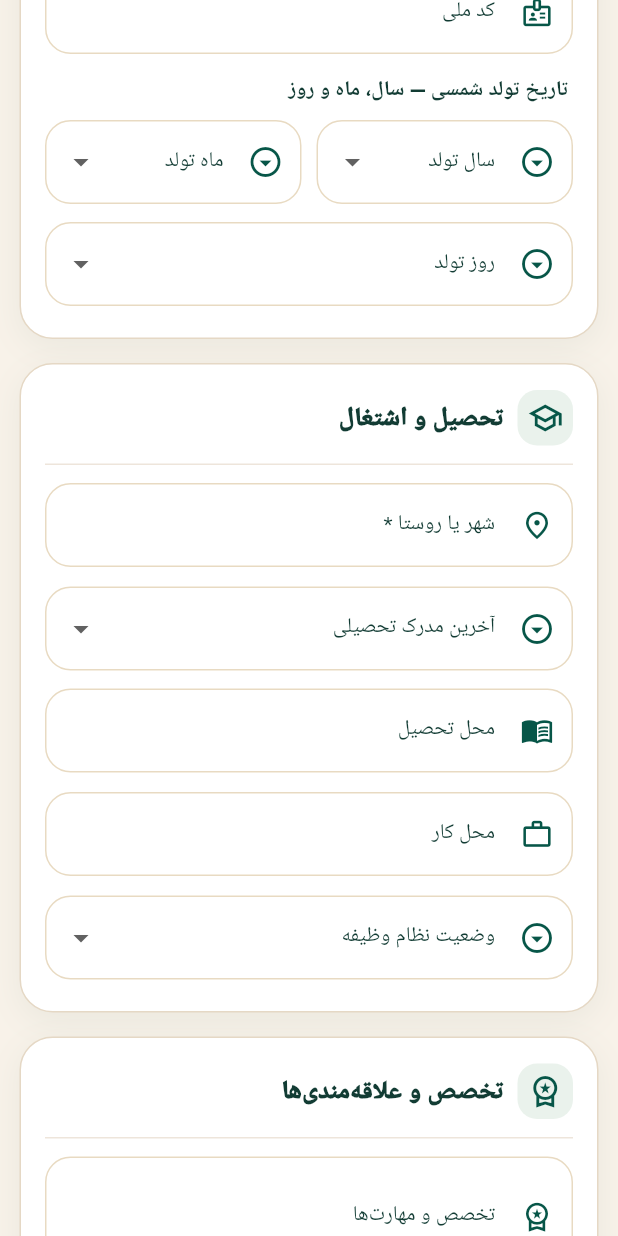
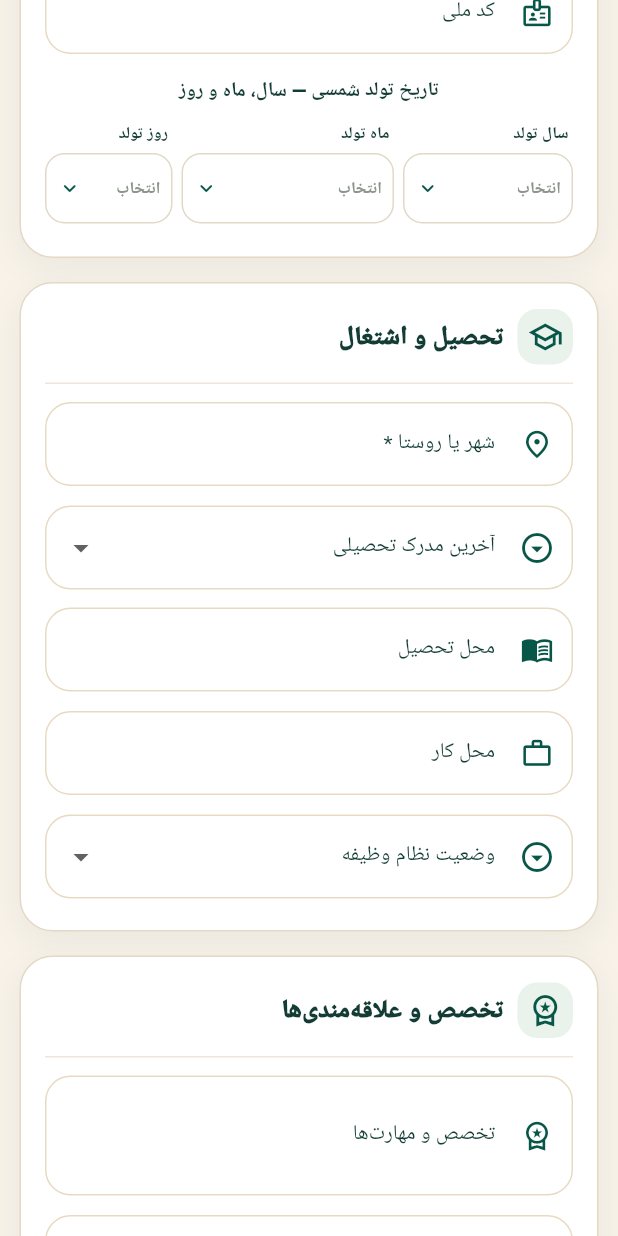
Before and after one commit to seyedebrahim0211-oss/honar-app1, a Flutter app: the RegistrationForm widget shown alone on an empty page, opened directly with empty values, scrolled down 576 dp, on a phone screen of 412 x 824 dp. Run offline on Flutter 3.47's test engine with Material 3 defaults, Android fonts, the phone set to English and light mode, and no system bars; our stand-ins replace connectivity_plus, flutter_secure_storage, image_picker, share_plus, sqflite_sqlcipher; missing offline and left inert: cryptography, excel; accounts and stored records are empty; Roboto replaces fonts that are missing (Vazirmatn).

Commit message:
Keep Persian birth year, month, day in one responsive row with compact controls

```diff
--- a/lib/main.dart
+++ b/lib/main.dart
@@ -451,30 +451,94 @@ class _RegistrationFormState extends State<RegistrationForm> {
         onChanged: onSelected,
       ));
 
+  // Compact date controls: all three stay on one row, including small phones.
+  // Labels live above the controls (rather than floating inside a narrow field).
+  Widget _birthSelect(String label, String? value, List<String> choices,
+      ValueChanged<String?> onChanged) =>
+    Column(crossAxisAlignment: CrossAxisAlignment.stretch, children: [
+      Padding(
+        padding: const EdgeInsetsDirectional.only(start: 3, bottom: 5),
+        child: Text(label, maxLines: 1, overflow: TextOverflow.ellipsis,
+          style: const TextStyle(color: ink, fontSize: 11,
+            fontWeight: FontWeight.w800)),
+      ),
+      Semantics(
+        label: label,
+        child: Container(
+          height: 47,
+          padding: const EdgeInsets.symmetric(horizontal: 7),
+          decoration: BoxDecoration(
+            color: Colors.white,
+            border: Border.all(color: const Color(0xFFE1D8C8)),
+            borderRadius: BorderRadius.circular(13)),
+          child: DropdownButtonHideUnderline(
+            child: DropdownButton<String>(
+              value: choices.contains(value) ? value : null,
+              isExpanded: true,
+              isDense: true,
+              iconSize: 17,
+              icon: const Icon(Icons.keyboard_arrow_down_rounded,
+                color: green),
+              dropdownColor: Colors.white,
+              menuMaxHeight: 350,
+              borderRadius: BorderRadius.circular(14),
+              hint: const Text('انتخاب', maxLines: 1,
+                overflow: TextOverflow.ellipsis,
+                style: TextStyle(fontSize: 11, color: Color(0xFF8B948A))),
+              style: const TextStyle(fontSize: 12, color: ink,
+                fontWeight: FontWeight.w700, fontFamily: 'Vazirmatn'),
+              items: choices.map((choice) => DropdownMenuItem<String>(
+                value: choice,
+                child: Text(choice, maxLines: 1,
+                  overflow: TextOverflow.ellipsis,
+                  style: const TextStyle(fontSize: 12)),
+              )).toList(),
+              onChanged: onChanged,
+            ),
+          ),
+        ),
+      ),
+    ]);
+
   Widget birthDatePicker() => Column(
     crossAxisAlignment: CrossAxisAlignment.stretch, children: [
-      const Padding(padding: EdgeInsets.fromLTRB(3, 1, 3, 9),
+      const Padding(
+        padding: EdgeInsets.fromLTRB(3, 2, 3, 11),
         child: Text('تاریخ تولد شمسی — سال، ماه و روز',
-          style: TextStyle(color: ink, fontWeight: FontWeight.w800))),
-      LayoutBuilder(builder: (context, box) {
-        final wide = box.maxWidth > 450;
-        final year = choose('سال تولد', birthYear,
+          textAlign: TextAlign.center,
+          style: TextStyle(color: ink, fontSize: 13,
+            fontWeight: FontWeight.w800)),
+      ),
+      Row(crossAxisAlignment: CrossAxisAlignment.start, children: [
+        Expanded(flex: 4, child: _birthSelect(
+          'سال تولد', birthYear,
           List.generate(106, (i) => (1405 - i).toString()),
-          (v) => setState(() { birthYear = v; if (birthDay != null &&
-            int.parse(birthDay!) > _maxDays) birthDay = null; }));
-        final month = choose('ماه تولد', birthMonth, monthNames,
-          (v) => setState(() { birthMonth = v; if (birthDay != null &&
-            int.parse(birthDay!) > _maxDays) birthDay = null; }));
-        final day = choose('روز تولد', birthDay,
-          List.generate(_maxDays, (i) => (i + 1).toString().padLeft(2, '0')),
-          (v) => setState(() => birthDay = v));
-        if (!wide) return Column(children: [
-          Row(children: [Expanded(child: year), const SizedBox(width: 10),
-            Expanded(child: month)]), day,
-        ]);
-        return Row(children: [Expanded(child: year), const SizedBox(width: 10),
-          Expanded(child: month), const SizedBox(width: 10), Expanded(child: day)]);
-      }),
+          (v) => setState(() {
+            birthYear = v;
+            if (birthDay != null && int.parse(birthDay!) > _maxDays) {
+              birthDay = null;
+            }
+          }),
+        )),
+        const SizedBox(width: 6),
+        Expanded(flex: 5, child: _birthSelect(
+          'ماه تولد', birthMonth, monthNames,
+          (v) => setState(() {
+            birthMonth = v;
+            if (birthDay != null && int.parse(birthDay!) > _maxDays) {
+              birthDay = null;
+            }
+          }),
+        )),
+        const SizedBox(width: 6),
+        Expanded(flex: 3, child: _birthSelect(
+          'روز تولد', birthDay,
+          List.generate(_maxDays,
+            (i) => (i + 1).toString().padLeft(2, '0')),
+          (v) => setState(() => birthDay = v),
+        )),
+      ]),
+      const SizedBox(height: 13),
     ]);
 
   Widget sectionCard(String label, IconData icon, List<Widget> children) =>
```
